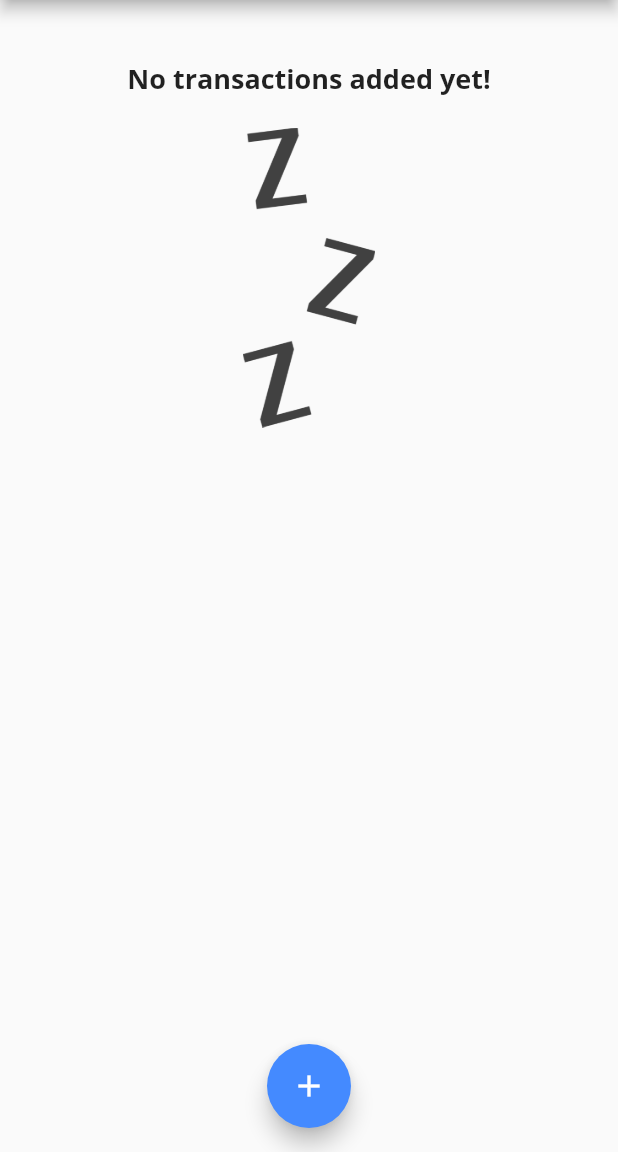
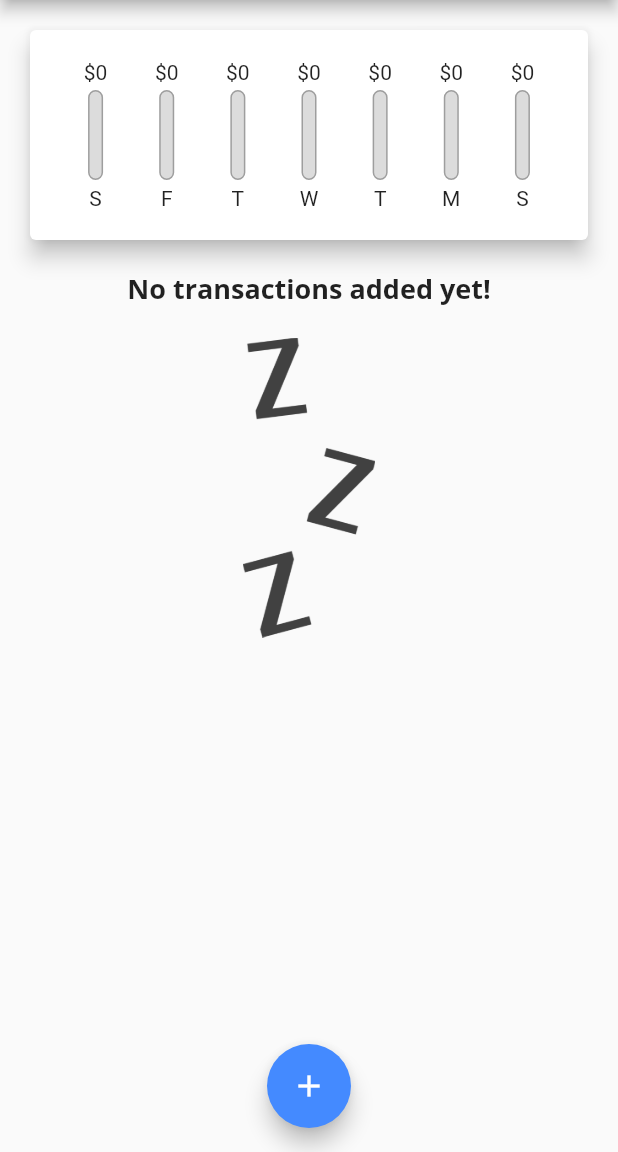
Before and after one commit to GitTechVishal/expenses_app, a Flutter app: the screen it shows after launch, on a phone screen of 412 x 824 dp, the part 84-1236 px from its top. Run offline on Flutter 3.47's test engine with Material 2 defaults, Android fonts, the phone set to English and light mode, and no system bars.

Commit message:
Finallized chart

```diff
--- a/expenses_app/lib/widgets/chart.dart
+++ b/expenses_app/lib/widgets/chart.dart
@@ -1,6 +1,8 @@
-import '../models/transaction.dart';
 import 'package:flutter/material.dart';
 import 'package:intl/intl.dart';
+
+import '../models/transaction.dart';
+import '/widgets/chart_bar.dart';
 
 class Chart extends StatelessWidget {
   final List<Transaction> recentTransactions;
@@ -25,7 +27,18 @@ class Chart extends StatelessWidget {
       // print(totalSum);
 //DateFormate.E will get the 1st Char of the week as per weekday with
 //the help of intel.dart
-      return {'Day': DateFormat.E().format(weekDay), 'amount': totalSum};
+//substring used to get 1st char of week days name
+      return {
+        'day': DateFormat.E().format(weekDay).substring(0, 1),
+        'amount': totalSum
+      };
+    });
+  }
+
+  double get totalSpending {
+    // return groupedTransactionsValue.fold(initialValue, (previousValue, element) => null)
+    return groupedTransactionsValue.fold(0.0, (sum, item) {
+      return sum + (item['amount'] as double);
     });
   }
 
@@ -35,8 +48,25 @@ class Chart extends StatelessWidget {
     return Card(
       elevation: 6,
       margin: EdgeInsets.all(20),
-      child: Row(
-        children: [],
+      child: Container(
+        padding: EdgeInsets.all(20),
+        child: Row(
+          mainAxisAlignment: MainAxisAlignment.spaceAround,
+          children: groupedTransactionsValue.map((data) {
+            // return Text('${data['day']}: ${data['amount']}');
+            //ChartBar User created Widget.
+            return Flexible(
+              fit: FlexFit.tight,
+              child: ChartBar(
+                  (data['day'] as String),
+                  (data['amount'] as double),
+                  //ternery expression.// to overcome from initial level error.
+                  totalSpending == 0.0
+                      ? 0.0
+                      : (data['amount'] as double) / totalSpending),
+            );
+          }).toList(),
+        ),
       ),
     );
   }
--- /dev/null
+++ b/expenses_app/lib/widgets/chart_bar.dart
@@ -0,0 +1,66 @@
+import 'package:flutter/material.dart';
+
+class ChartBar extends StatelessWidget {
+  //Variable wich we recived. At the time of calling this.
+  final String lable;
+  final double spendingAmount;
+  final double spendingPctOfTotal;
+// Constroctur of the class ChartBar. with
+//I will go for positional arguments and I'll get the label,
+  ChartBar(this.lable, this.spendingAmount, this.spendingPctOfTotal);
+  @override
+  Widget build(BuildContext context) {
+    // because we have 3 item from each other above.
+    return Column(
+      children: <Widget>[
+        //'\$${} its a string as you learned,
+        //so \$ and then a string interpolation with ${}
+
+        // to Show Amount
+        //FittedBox widget fill fit the text in between the available space
+        //but not wrap it. to next line.
+        FittedBox(child: Text('\$${spendingAmount.toStringAsFixed(0)}')),
+        //To fix space in between
+        SizedBox(
+          height: 4,
+        ),
+        //For Chart.
+        Container(
+          height: 60,
+          width: 10,
+          //Stack allow the given widgets top of the each other. its overlaping
+          //the widgets/
+
+          child: Stack(
+            children: <Widget>[
+              //Back Container with transparent box.
+              Container(
+                decoration: BoxDecoration(
+                  border: Border.all(color: Colors.grey, width: 1.0),
+                  color: Color.fromRGBO(220, 220, 220, 1),
+                  borderRadius: BorderRadius.circular(10),
+                ),
+              ),
+              //FractionallySizedBox is used dynamically set size box with color.
+              // it will fill the color at above container as per expences.
+              FractionallySizedBox(
+                heightFactor: spendingPctOfTotal,
+                child: Container(
+                  decoration: BoxDecoration(
+                    color: Theme.of(context).primaryColor,
+                    borderRadius: BorderRadius.circular(10),
+                  ),
+                ),
+              ),
+            ],
+          ),
+        ),
+        SizedBox(
+          height: 4,
+        ),
+        //Lable of week days 1st Char.
+        Text(lable),
+      ],
+    );
+  }
+}
```
